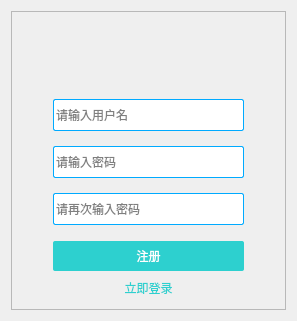
Above: JChat/LoginWidget.ui from jpush/jchat-windows before the change. Below: the same form after it.
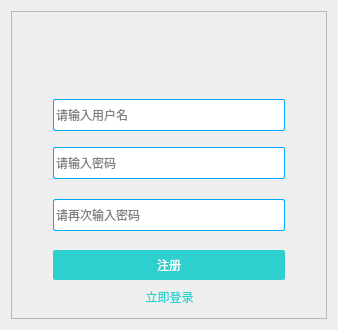
That is the form after the change. The open tabs and pages were chosen to show the change. Icons and pictures are not drawn.

Diff of the .ui file:
```diff
--- a/JChat/LoginWidget.ui
+++ b/JChat/LoginWidget.ui
@@ -6,8 +6,8 @@
    <rect>
     <x>0</x>
     <y>0</y>
-    <width>297</width>
-    <height>321</height>
+    <width>338</width>
+    <height>330</height>
    </rect>
   </property>
   <property name="windowTitle">
@@ -328,7 +328,7 @@
           <item>
            <layout class="QVBoxLayout" name="verticalLayout_11">
             <property name="spacing">
-             <number>15</number>
+             <number>0</number>
             </property>
             <property name="leftMargin">
              <number>30</number>
@@ -337,14 +337,41 @@
              <number>30</number>
             </property>
             <item>
-             <widget class="QLineEdit" name="usernameR">
-              <property name="maxLength">
-               <number>128</number>
+             <layout class="QVBoxLayout" name="verticalLayout_7">
+              <property name="spacing">
+               <number>1</number>
               </property>
-              <property name="placeholderText">
-               <string>请输入用户名</string>
+              <property name="topMargin">
+               <number>0</number>
               </property>
-             </widget>
+              <property name="bottomMargin">
+               <number>1</number>
+              </property>
+              <item>
+               <widget class="QLineEdit" name="usernameR">
+                <property name="maxLength">
+                 <number>128</number>
+                </property>
+                <property name="placeholderText">
+                 <string>请输入用户名</string>
+                </property>
+               </widget>
+              </item>
+              <item>
+               <widget class="QLabel" name="labelError2">
+                <property name="styleSheet">
+                 <string notr="true">QLabel
+{
+	
+	color: rgb(255, 0, 0);
+}</string>
+                </property>
+                <property name="text">
+                 <string/>
+                </property>
+               </widget>
+              </item>
+             </layout>
             </item>
             <item>
              <widget class="QLineEdit" name="password1">
@@ -359,6 +386,22 @@
               </property>
              </widget>
             </item>
+            <item>
+             <spacer name="verticalSpacer_3">
+              <property name="orientation">
+               <enum>Qt::Vertical</enum>
+              </property>
+              <property name="sizeType">
+               <enum>QSizePolicy::Fixed</enum>
+              </property>
+              <property name="sizeHint" stdset="0">
+               <size>
+                <width>20</width>
+                <height>20</height>
+               </size>
+              </property>
+             </spacer>
+            </item>
             <item>
              <widget class="QLineEdit" name="password2">
               <property name="maxLength">
```
Left out of the diff: 20 changed lines with no effect on the pictures.
